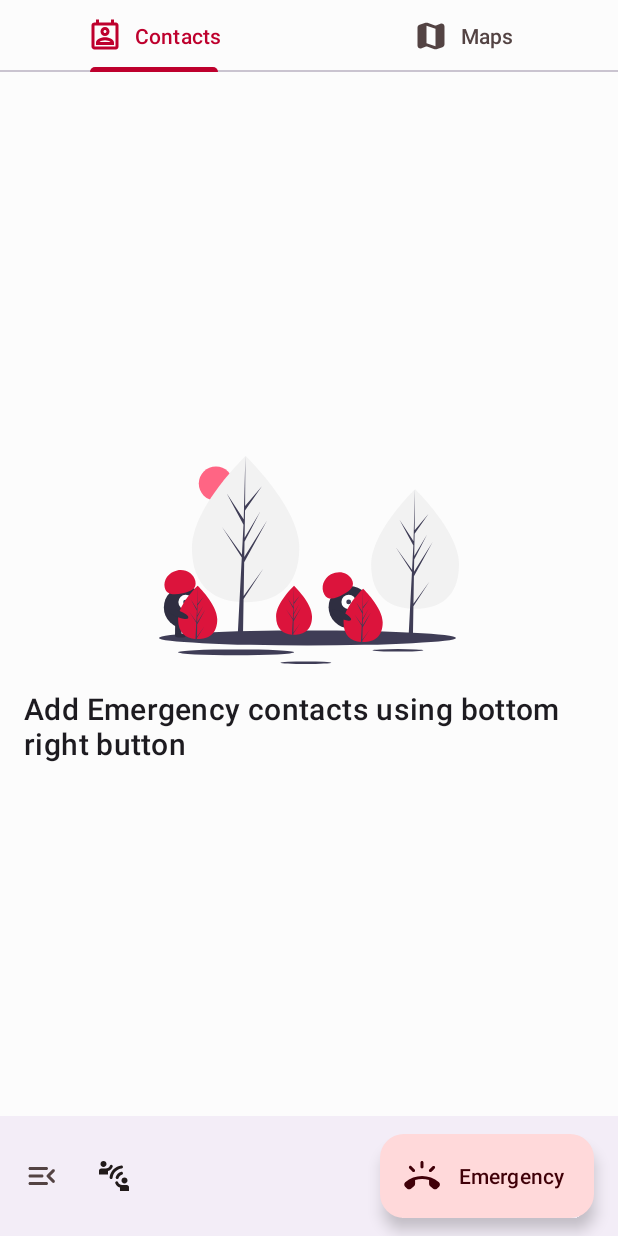
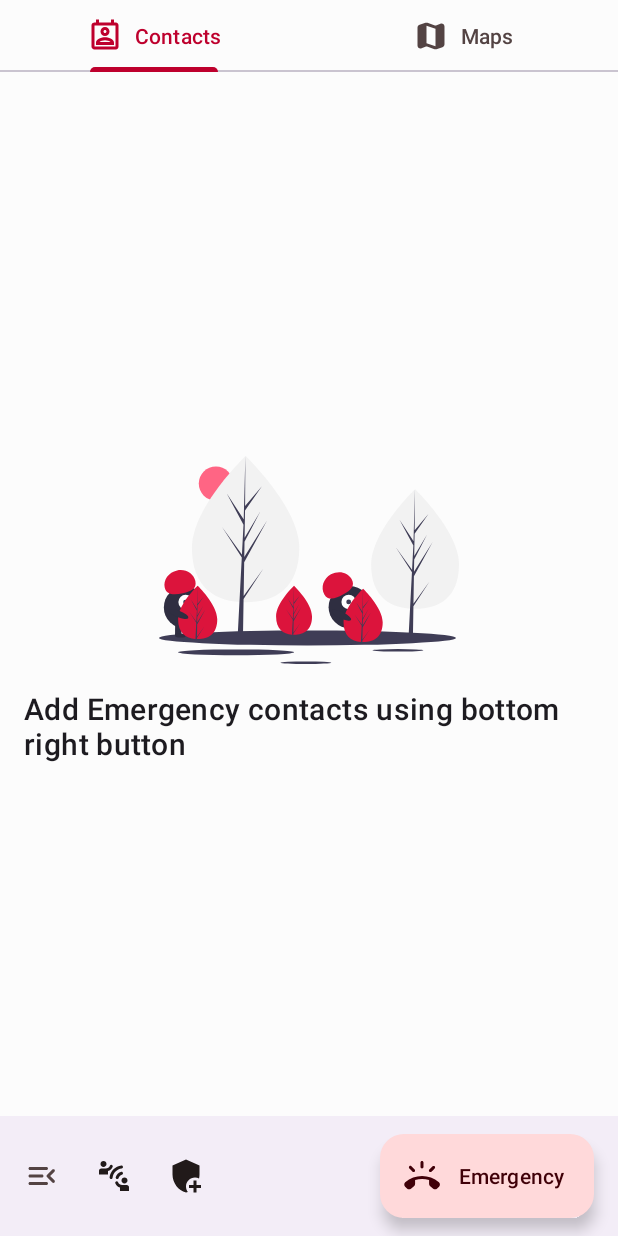
Before and after one commit to TeamNullVoid/Crimson, an Android app: the screen it shows after launch once a user with an empty profile is signed in (MainActivity), on a phone screen of 412 x 824 dp. Run offline under Robolectric (Android 15) with nearby library versions, the phone set to English and light mode, and no system bars; our stand-ins replace Firebase (no records; nobody signed in at launch, a user with empty details on screens opened directly), Room's generated code; 2 statements that could not run were skipped.

Commit message:
request added

```diff
--- a/app/src/main/AndroidManifest.xml
+++ b/app/src/main/AndroidManifest.xml
@@ -10,7 +10,7 @@
     <uses-permission android:name="android.permission.FOREGROUND_SERVICE" />
     <uses-permission android:name="android.permission.SCHEDULE_EXACT_ALARM" />
     <uses-permission android:name="android.permission.SEND_SMS" />
-    <uses-permission android:name="android.permission.READ_CONTACTS"/>
+    <uses-permission android:name="android.permission.READ_CONTACTS" />
     <uses-permission android:name="android.permission.RECEIVE_BOOT_COMPLETED" />
     <uses-permission android:name="android.permission.ACCESS_COARSE_LOCATION" />
 
@@ -22,6 +22,9 @@
         android:roundIcon="@mipmap/ic_launcher_round"
         android:supportsRtl="true"
         android:theme="@style/Theme.Crimson">
+        <activity
+            android:name=".RequestActivity"
+            android:exported="false" />
         <activity
             android:name=".AddCrimsonUser"
             android:exported="false" />
--- a/app/src/main/java/com/nullvoid/crimson/MainActivity.kt
+++ b/app/src/main/java/com/nullvoid/crimson/MainActivity.kt
@@ -86,6 +86,8 @@ class MainActivity : AppCompatActivity(), Toolbar.OnMenuItemClickListener {
     override fun onMenuItemClick(item: MenuItem): Boolean {
         if (item.itemId == R.id.add_user) {
             startActivity(Intent(this, AddCrimsonUser::class.java))
+        } else if (item.itemId == R.id.requests) {
+            startActivity(Intent(this, RequestActivity::class.java))
         }
         return true
     }
--- a/app/src/main/java/com/nullvoid/crimson/customs/DbHelper.kt
+++ b/app/src/main/java/com/nullvoid/crimson/customs/DbHelper.kt
@@ -103,7 +103,7 @@ class DbHelper(base: Context) : ContextWrapper(base) {
             val uid = query.documents[0].data?.get("userId")
             setRequest(uid as String)
         } else {
-            throw Exception("Crimson user with this email doesn't exist")
+            throw Exception("Crimson user with this Phone Number doesn't exist")
         }
     }
 
--- a/app/src/main/java/com/nullvoid/crimson/fragments/ContactsFragment.kt
+++ b/app/src/main/java/com/nullvoid/crimson/fragments/ContactsFragment.kt
@@ -5,16 +5,56 @@ import android.view.LayoutInflater
 import android.view.View
 import android.view.ViewGroup
 import androidx.fragment.app.Fragment
+import androidx.lifecycle.ViewModelProvider
+import androidx.recyclerview.widget.LinearLayoutManager
+import com.nullvoid.crimson.adapters.LocalUserAdapter
+import com.nullvoid.crimson.data.viewModel.CrimsonUserViewModel
 import com.nullvoid.crimson.databinding.FragmentContactsBinding
 
 class ContactsFragment : Fragment() {
+
+    private lateinit var adapter: LocalUserAdapter
     private lateinit var binding: FragmentContactsBinding
+    private lateinit var viewModel: CrimsonUserViewModel
+
     override fun onCreateView(
         inflater: LayoutInflater,
         container: ViewGroup?,
-        savedInstanceState: Bundle?
+        savedInstanceState: Bundle?,
     ): View {
         binding = FragmentContactsBinding.inflate(layoutInflater)
+        init()
         return binding.root
     }
+
+    private fun init() {
+        adapter = LocalUserAdapter()
+        binding.contactsListView.adapter = adapter
+        binding.contactsListView.layoutManager =
+            LinearLayoutManager(requireContext(), LinearLayoutManager.VERTICAL, false)
+        binding.contactsListView.hasFixedSize()
+        viewModel = ViewModelProvider(this)[CrimsonUserViewModel::class.java]
+        viewModel.getUsers().observe(viewLifecycleOwner) {
+            if (it.isEmpty()) {
+                showNullView()
+            } else {
+                hideNullView()
+            }
+            adapter.setData(it)
+        }
+    }
+
+    private fun showNullView() {
+        binding.contactsNullImage.visibility = View.VISIBLE
+        binding.contactsNullText.visibility = View.VISIBLE
+        binding.contactsListView.visibility = View.GONE
+    }
+
+    private fun hideNullView() {
+        binding.contactsNullImage.visibility = View.GONE
+        binding.contactsListView.visibility = View.VISIBLE
+        binding.contactsNullText.visibility = View.GONE
+    }
+
+
 }
--- /dev/null
+++ b/app/src/main/res/drawable/ic_check_b.xml
@@ -0,0 +1,10 @@
+<vector xmlns:android="http://schemas.android.com/apk/res/android"
+    android:width="24dp"
+    android:height="24dp"
+    android:viewportWidth="24"
+    android:viewportHeight="24"
+    android:tint="?attr/colorControlNormal">
+  <path
+      android:fillColor="@android:color/white"
+      android:pathData="M12,2C6.48,2 2,6.48 2,12s4.48,10 10,10 10,-4.48 10,-10S17.52,2 12,2zM9.29,16.29L5.7,12.7c-0.39,-0.39 -0.39,-1.02 0,-1.41 0.39,-0.39 1.02,-0.39 1.41,0L10,14.17l6.88,-6.88c0.39,-0.39 1.02,-0.39 1.41,0 0.39,0.39 0.39,1.02 0,1.41l-7.59,7.59c-0.38,0.39 -1.02,0.39 -1.41,0z"/>
+</vector>
--- /dev/null
+++ b/app/src/main/res/drawable/ic_error.xml
@@ -0,0 +1,10 @@
+<vector xmlns:android="http://schemas.android.com/apk/res/android"
+    android:width="24dp"
+    android:height="24dp"
+    android:viewportWidth="24"
+    android:viewportHeight="24"
+    android:tint="?attr/colorControlNormal">
+  <path
+      android:fillColor="@android:color/white"
+      android:pathData="M12,2C6.48,2 2,6.48 2,12s4.48,10 10,10 10,-4.48 10,-10S17.52,2 12,2zM12,13c-0.55,0 -1,-0.45 -1,-1L11,8c0,-0.55 0.45,-1 1,-1s1,0.45 1,1v4c0,0.55 -0.45,1 -1,1zM13,17h-2v-2h2v2z"/>
+</vector>
--- /dev/null
+++ b/app/src/main/res/drawable/ic_requests.xml
@@ -0,0 +1,10 @@
+<vector xmlns:android="http://schemas.android.com/apk/res/android"
+    android:width="24dp"
+    android:height="24dp"
+    android:viewportWidth="24"
+    android:viewportHeight="24"
+    android:tint="?attr/colorControlNormal">
+  <path
+      android:fillColor="@android:color/white"
+      android:pathData="M13.22,22.61c-0.4,0.15 -0.8,0.29 -1.22,0.39 -5.16,-1.26 -9,-6.45 -9,-12V5l9,-4 9,4v6c0,0.9 -0.11,1.78 -0.3,2.65 -0.81,-0.41 -1.73,-0.65 -2.7,-0.65 -3.31,0 -6,2.69 -6,6 0,1.36 0.46,2.61 1.22,3.61zM19,20v2.99s-1.99,0.01 -2,0V20h-3v-2h3v-3h2v3h3v2h-3z"/>
+</vector>
--- a/app/src/main/res/menu/main_menu.xml
+++ b/app/src/main/res/menu/main_menu.xml
@@ -7,5 +7,11 @@
         android:icon="@drawable/ic_connect"
         android:title="@string/add_crimson_user"
         app:showAsAction="ifRoom" />
+    <item
+        android:id="@+id/requests"
+        android:icon="@drawable/ic_requests"
+        android:title="@string/requests"
+        app:showAsAction="ifRoom" />
+
 
 </menu>
--- a/app/src/main/res/values/strings.xml
+++ b/app/src/main/res/values/strings.xml
@@ -45,6 +45,10 @@
     <string name="location_updates">Location Updates</string>
     <string name="msg_started_loc_share">%1$s Started Location Sharing</string>
     <string name="add_emg_contacts">Add Emergency Contacts</string>
+    <string name="requests">Requests</string>
+    <string name="no_new_requests">No new requests</string>
+    <string name="safe">Safe</string>
+    <string name="emergency_alert">Emergency Alert</string>
     <string-array name="layers">
         <item>Normal</item>
         <item>Satellite</item>
```
Also changed, not shown: app/src/main/java/com/nullvoid/crimson/RequestActivity.kt (added, +71 -0 lines), app/src/main/java/com/nullvoid/crimson/adapters/ContactChooseAdapter.kt (+26 -0 lines), app/src/main/java/com/nullvoid/crimson/adapters/LocalUserAdapter.kt (added, +61 -0 lines), app/src/main/java/com/nullvoid/crimson/adapters/RequestAdapter.kt (added, +101 -0 lines), app/src/main/res/drawable/ic_cancel.xml (added, +10 -0 lines), app/src/main/res/drawable/ic_check.xml (added, +10 -0 lines), app/src/main/res/layout/activity_request.xml (added, +44 -0 lines), app/src/main/res/layout/layout_contact_item.xml (+22 -2 lines), app/src/main/res/layout/layout_request_item.xml (added, +48 -0 lines), app/src/main/res/layout/layout_user_item.xml (added, +50 -0 lines).
